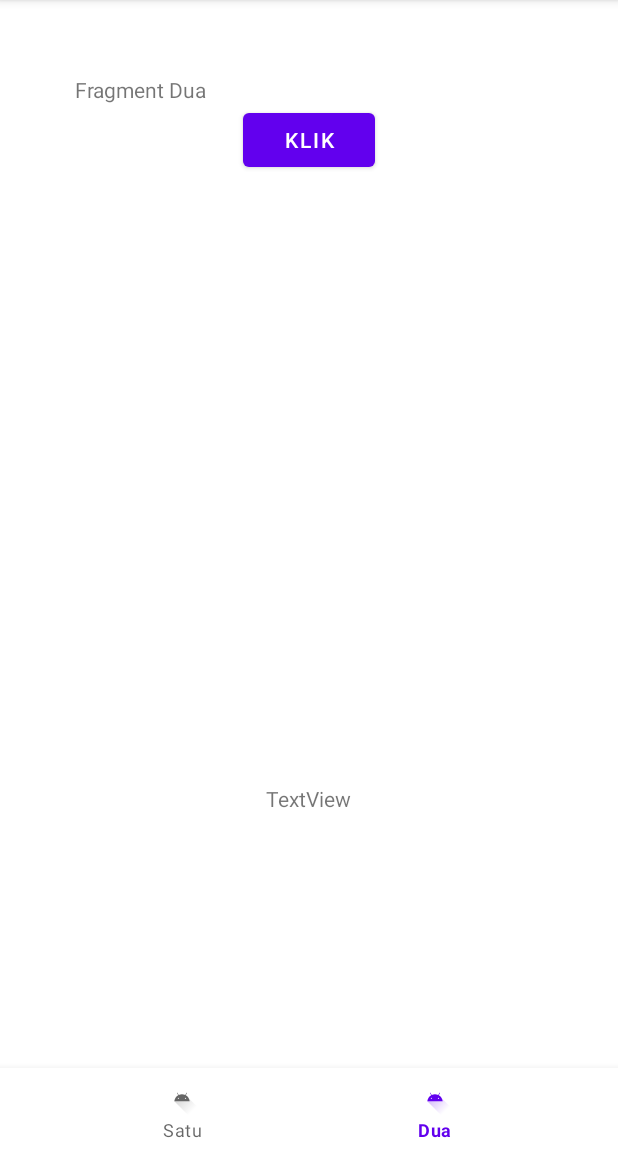
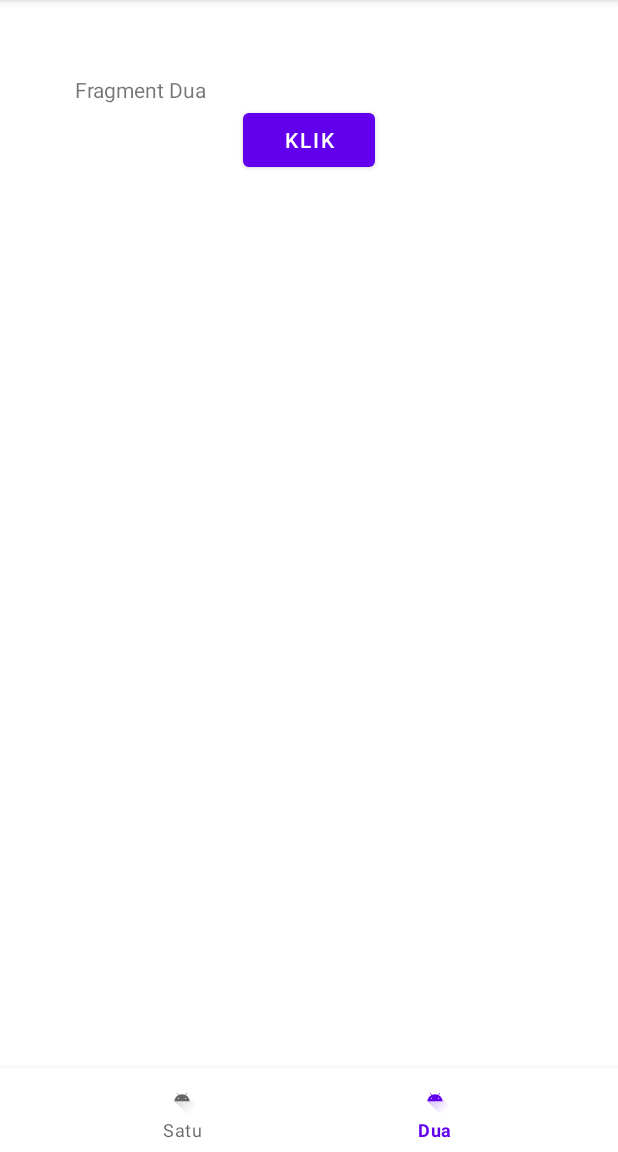
Before and after one commit to nyomanari21/UAS_Mobile_App, an Android app: the screen it shows after launch (MainActivity), item 2 of the bottom bar chosen, on a phone screen of 412 x 824 dp, the part 84-1236 px from its top. Run offline under Robolectric (Android 15) with nearby library versions, the phone set to English and light mode, and no system bars; libraries missing offline, so code that uses them is left out: com.loopj.android, cz.msebera.android.

Commit message:
Update No 4
Update jawaban nomor 4

```diff
--- a/Project/app/src/main/java/edu/upi/cs/yudiwbs/uas_template/FragmentDua.java
+++ b/Project/app/src/main/java/edu/upi/cs/yudiwbs/uas_template/FragmentDua.java
@@ -40,7 +40,6 @@ public class FragmentDua extends Fragment implements SensorEventListener {
     // sensor
     private SensorManager sm;
     private Sensor senAccel;
-    private TextView tvCekSensor;
     private boolean isTerangkat;
     private int writen;
 
@@ -65,8 +64,6 @@ public class FragmentDua extends Fragment implements SensorEventListener {
                              Bundle savedInstanceState) {
         binding = FragmentDuaBinding.inflate(inflater, container, false);
         View view = binding.getRoot();
-
-        tvCekSensor = view.findViewById(R.id.tvCekSensor);
 
         adapter = new AdapterHasil(alHasil);
         binding.rvHasil.setAdapter(adapter);
@@ -120,7 +117,6 @@ public class FragmentDua extends Fragment implements SensorEventListener {
                 alHasil.add(new Hasil(ts));
                 alHasil.add(new Hasil("HP Diangkat!"));
                 adapter.notifyDataSetChanged();
-                tvCekSensor.setText("HP Diangkat!");
                 // jika sudah ditulis terangkat setelah sensor mendeteksi hp terangkat,
                 // tandai sudah ditulis ke recycler view
                 writen = 1;
@@ -131,7 +127,6 @@ public class FragmentDua extends Fragment implements SensorEventListener {
             // Menampilkan log dari accelerometer beserta timestamp
             String msg = "X: " + ax + ", Y: " + ay + ", Z: " + az + ", Timestamp: " + timestamp;
             Log.d("debug_yudi", msg);
-            tvCekSensor.setText(msg);
             writen = 0;
         }
     }
--- a/Project/app/src/main/res/layout/fragment_dua.xml
+++ b/Project/app/src/main/res/layout/fragment_dua.xml
@@ -36,15 +36,4 @@
         app:layout_constraintStart_toStartOf="parent"
         app:layout_constraintTop_toBottomOf="@+id/tvKeteranganFrag2" />
 
-    <TextView
-        android:id="@+id/tvCekSensor"
-        android:layout_width="wrap_content"
-        android:layout_height="wrap_content"
-        android:layout_marginBottom="120dp"
-        android:text="TextView"
-        app:layout_constraintBottom_toBottomOf="parent"
-        app:layout_constraintEnd_toEndOf="parent"
-        app:layout_constraintHorizontal_bias="0.498"
-        app:layout_constraintStart_toStartOf="parent" />
-
 </androidx.constraintlayout.widget.ConstraintLayout>
```
